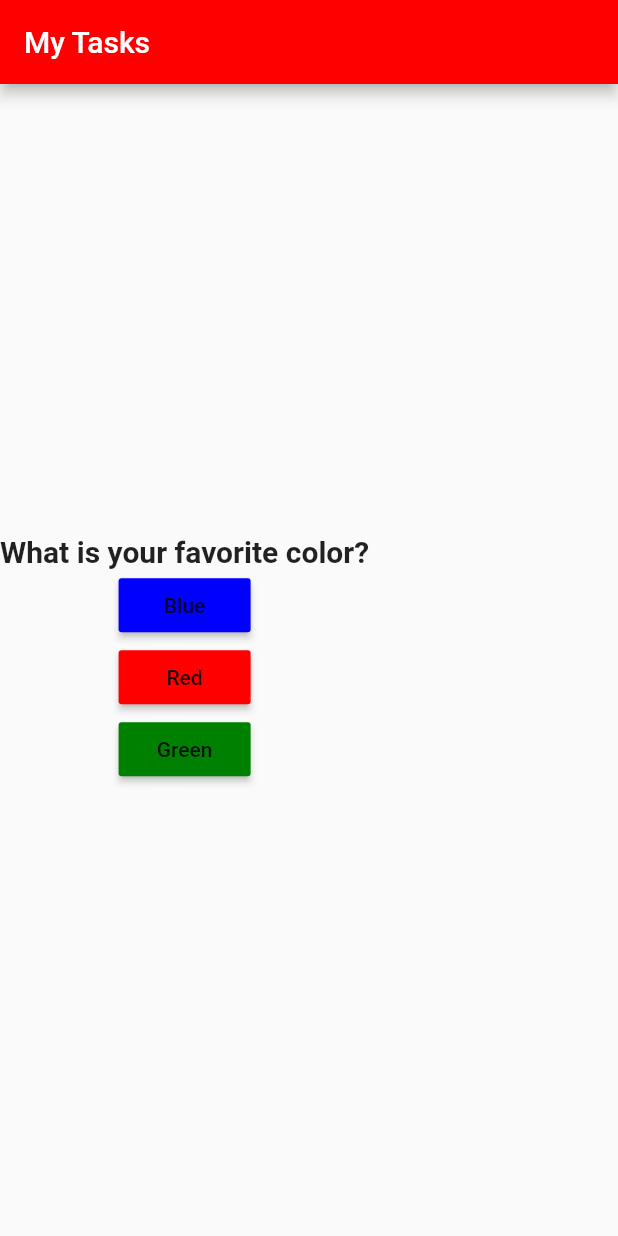
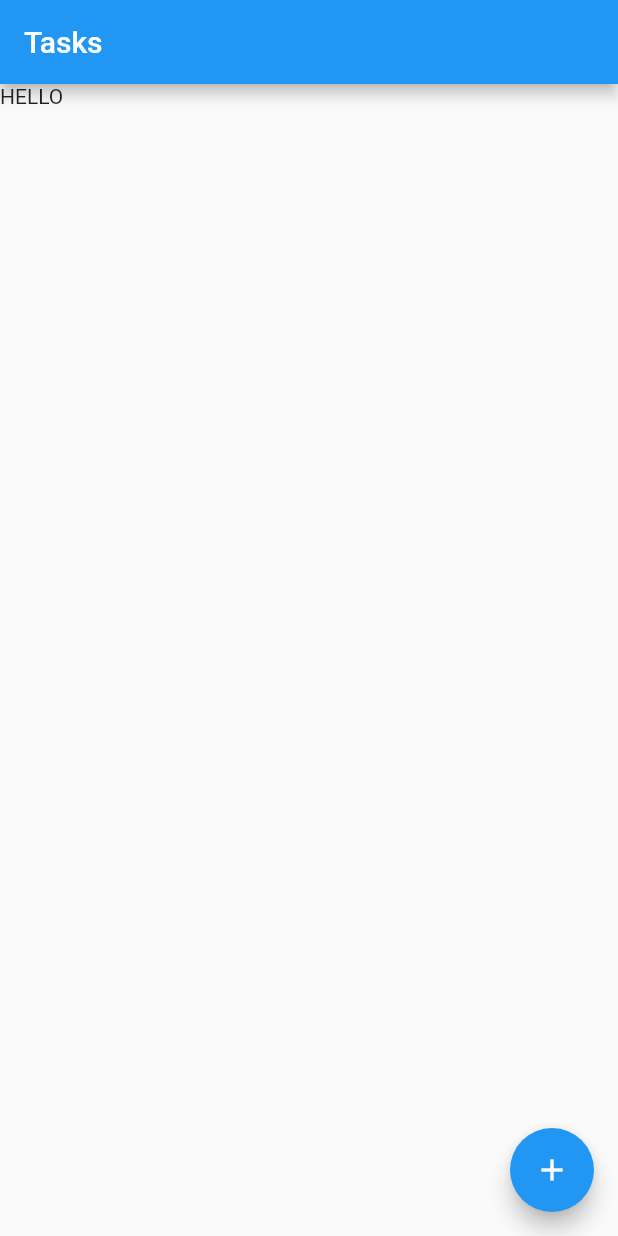
Before and after one commit to mehul-da/FlutterTaskManager, a Flutter app: the screen it shows after launch, on a phone screen of 412 x 824 dp. Run offline on Flutter 3.47's test engine with Material 2 defaults, Android fonts, the phone set to English and light mode, and no system bars.

Commit message:
Added a floating button and AppBar.

```diff
--- a/lib/main.dart
+++ b/lib/main.dart
@@ -1,66 +1,42 @@
 import 'package:flutter/material.dart';
 
 void main() {
-  runApp(MyApp());
+  runApp(TaskListStart());
 }
 
-class MyApp extends StatefulWidget {
+class TaskListStart extends StatelessWidget {
+  @override
+  Widget build(BuildContext context) {
+    // TODO: implement build
+    return MaterialApp(title: "Task Manager", home: TaskList());
+  }
+}
+
+class TaskList extends StatefulWidget {
   @override
   State<StatefulWidget> createState() {
     // TODO: implement createState
-    return _MyAppState();
+    return _TaskListState();
   }
 }
 
-class _MyAppState extends State<MyApp> {
-  var _questionIndex = 0;
+class _TaskListState extends State<TaskList> {
+  List<String> toDoItems = [];
 
-  void _answerQuestion() {
-    setState(() {
-      _questionIndex = _questionIndex + 1;
-    });
-    if (_questionIndex == 2) {
-      setState(() {
-        _questionIndex = 0;
-      });
-    }
+  Widget _buildToDoList() {
+    return Text("HELLO");
   }
 
-  // This widget is the root of your application.
+  Widget _addToDoItem() {
+    return Text("BRUH");
+  }
+
   @override
   Widget build(BuildContext context) {
-    var questions = [
-      "What is your favorite color?",
-      "What is your best friend's favorite color?"
-    ];
-    return MaterialApp(
-      home: Scaffold(
-        appBar: AppBar(
-          title: Text("My Tasks"),
-          backgroundColor: Color(0xFFFF0000),
-        ),
-        body: Column(
-          mainAxisAlignment: MainAxisAlignment.center,
-          children: [
-            Text(questions[_questionIndex], style: TextStyle(fontSize: 20, fontWeight: FontWeight.bold)),
-            RaisedButton(
-              child: Text('Blue'),
-              color: Color(0xFF0000FF),
-              onPressed: _answerQuestion,
-            ),
-            RaisedButton(
-              child: Text('Red'),
-              color: Color(0xFFFF0000),
-              onPressed: _answerQuestion,
-            ),
-            RaisedButton(
-              child: Text('Green'),
-              color: Color(0xFF008000),
-              onPressed: _answerQuestion,
-            ),
-          ],
-        ),
-      ),
+    return Scaffold(
+      appBar: AppBar(title: Text("Tasks")),
+      body: _buildToDoList(),
+      floatingActionButton: FloatingActionButton(onPressed: _addToDoItem, tooltip: "Add task", child: Icon(Icons.add),),
     );
   }
 }
```
